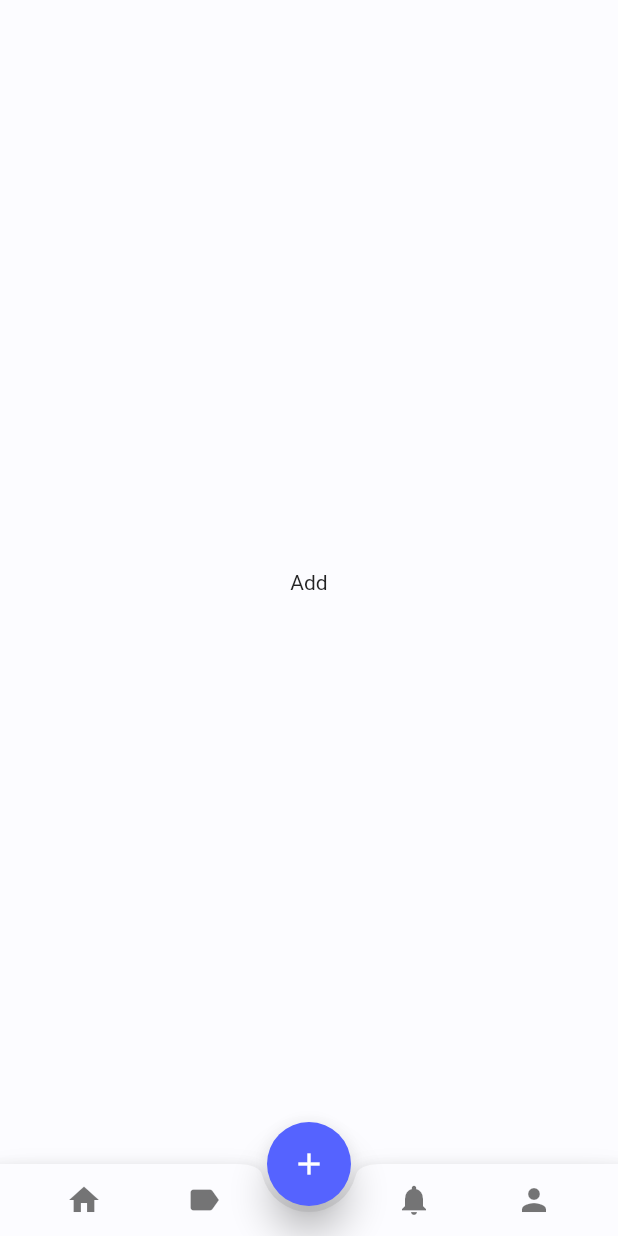
After one commit to finlayLtd/flutter_food_app, a Flutter app: the screen it shows after launch, after a tap on the "add" icon, on a phone screen of 412 x 824 dp. The commit adds this screen. Run offline on Flutter 3.47's test engine with Material 2 defaults, Android fonts, the phone set to English and light mode, and no system bars.

Commit message:
skeleton app designed

```diff
--- /dev/null
+++ b/lib/screens/add.dart
@@ -0,0 +1,14 @@
+import 'package:flutter/material.dart';
+
+class Add extends StatelessWidget {
+  const Add({Key key}) : super(key: key);
+
+  @override
+  Widget build(BuildContext context) {
+    return Container(
+      child: Center(
+        child: Text('Add'),
+      ),
+    );
+  }
+}
--- /dev/null
+++ b/lib/screens/label.dart
@@ -0,0 +1,14 @@
+import 'package:flutter/material.dart';
+
+class Label extends StatelessWidget {
+  const Label({Key key}) : super(key: key);
+
+  @override
+  Widget build(BuildContext context) {
+    return Container(
+      child: Center(
+        child: Text('Label'),
+      ),
+    );
+  }
+}
--- a/lib/screens/main_screen.dart
+++ b/lib/screens/main_screen.dart
@@ -1,5 +1,10 @@
 import 'package:flutter/material.dart';
+import 'package:flutter_foodybite/screens/add.dart';
 import 'package:flutter_foodybite/screens/home.dart';
+import 'package:flutter_foodybite/screens/label.dart';
+import 'package:flutter_foodybite/screens/profile.dart';
+
+import 'notifications.dart';
 
 class MainScreen extends StatefulWidget {
   @override
@@ -18,6 +23,14 @@ class _MainScreenState extends State<MainScreen> {
     Icons.person,
   ];
 
+  List pages = [
+    Home(),
+    Label(),
+    Add(),
+    Notifications(),
+    Profile(),
+  ];
+
   @override
   Widget build(BuildContext context) {
     return Scaffold(
@@ -25,20 +38,19 @@ class _MainScreenState extends State<MainScreen> {
         physics: NeverScrollableScrollPhysics(),
         controller: _pageController,
         onPageChanged: onPageChanged,
-        children: List.generate(5, (index) => Home()),
+        children: List.generate(5, (index) =>  pages[index] ),
       ),
       bottomNavigationBar: BottomAppBar(
         child: Row(
           mainAxisSize: MainAxisSize.max,
-          mainAxisAlignment: MainAxisAlignment.spaceBetween,
+          mainAxisAlignment: MainAxisAlignment.spaceEvenly,
           children: <Widget>[
-            SizedBox(width: 7),
+            // SizedBox(width: 7),
             buildTabIcon(0),
             buildTabIcon(1),
-            buildTabIcon(2),
             buildTabIcon(3),
             buildTabIcon(4),
-            SizedBox(width: 7),
+            // SizedBox(width: 7),
           ],
         ),
         color: Theme.of(context).primaryColor,
@@ -56,9 +68,9 @@ class _MainScreenState extends State<MainScreen> {
     );
   }
 
-  void navigationTapped(int page) {
-    _pageController.jumpToPage(page);
-  }
+ // void navigationTapped(int page) {
+ //    _pageController.jumpToPage(page);
+ //  }
 
   @override
   void initState() {
@@ -79,17 +91,9 @@ class _MainScreenState extends State<MainScreen> {
   }
 
   buildTabIcon(int index) {
-    if (index == 2) {
-      return IconButton(
-        icon: Icon(
-          icons[index],
-          size: 24.0,
-          color: Colors.transparent,
-        ),
-        onPressed: null,
-      );
-    } else {
-      return IconButton(
+      return Container(
+        margin: EdgeInsets.fromLTRB( index == 3 ? 30 : 0, 0,  index == 1 ? 30 : 0, 0),
+        child: IconButton(
           icon: Icon(
             icons[index],
             size: 24.0,
@@ -98,7 +102,7 @@ class _MainScreenState extends State<MainScreen> {
               ? Theme.of(context).accentColor
               : Theme.of(context).textTheme.caption.color,
           onPressed: () => _pageController.jumpToPage(index),
+        ),
       );
   }
 }
-}
--- /dev/null
+++ b/lib/screens/notifications.dart
@@ -0,0 +1,14 @@
+import 'package:flutter/material.dart';
+
+class Notifications extends StatelessWidget {
+  const Notifications({Key key}) : super(key: key);
+
+  @override
+  Widget build(BuildContext context) {
+    return Container(
+      child: Center(
+        child: Text('Notifications'),
+      ),
+    );
+  }
+}
--- /dev/null
+++ b/lib/screens/profile.dart
@@ -0,0 +1,14 @@
+import 'package:flutter/material.dart';
+
+class Profile extends StatelessWidget {
+  const Profile({Key key}) : super(key: key);
+
+  @override
+  Widget build(BuildContext context) {
+    return Container(
+      child: Center(
+        child: Text('Profile'),
+      ),
+    );
+  }
+}
--- a/lib/widgets/trending_item.dart
+++ b/lib/widgets/trending_item.dart
@@ -84,7 +84,7 @@ class _TrendingItemState extends State<TrendingItem> {
                       child: Padding(
                         padding: EdgeInsets.all(4.0),
                         child: Text(
-                          " OPEN ",
+                          " OPEN",
                           style: TextStyle(
                             fontSize: 10.0,
                             color: Colors.green,
```
Lines whose indentation alone changed are shown as unchanged.
